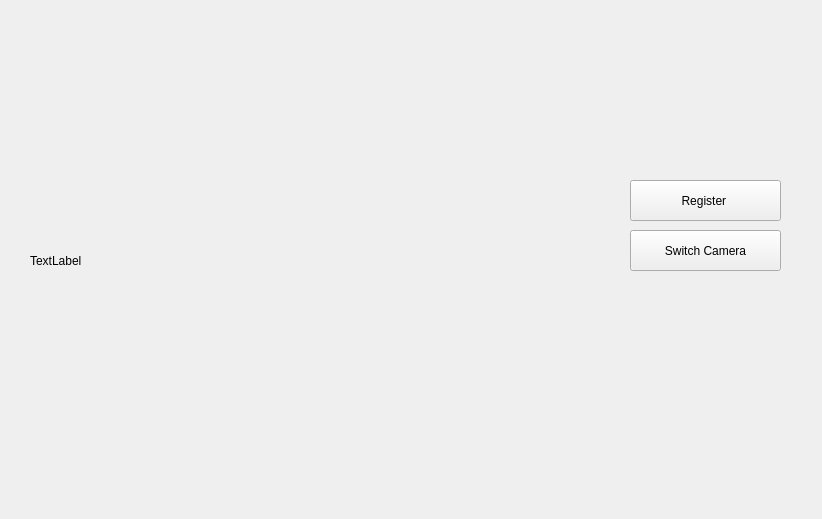
Qt form Design/TimeIn.ui (Fsociety-Mrn/AIoT-Knowsme) before a commit.
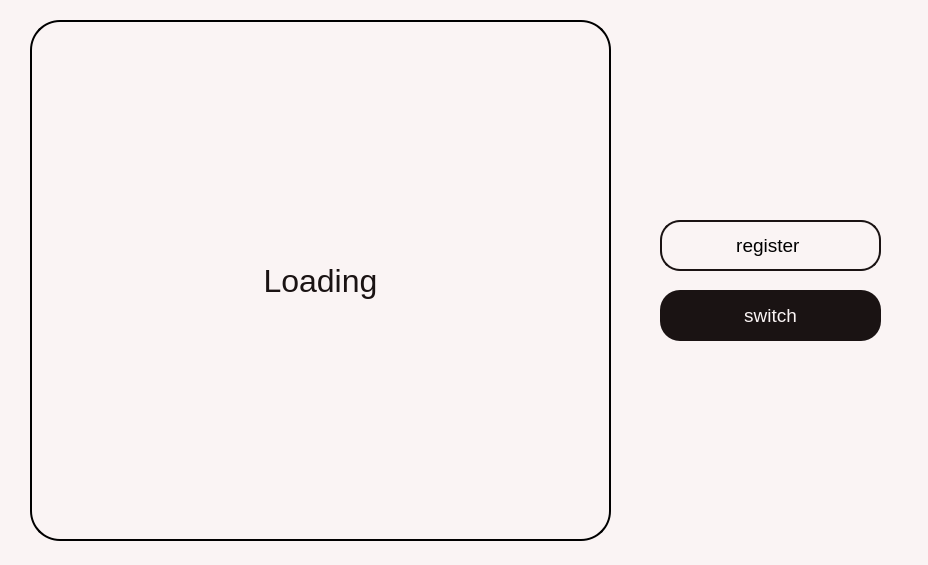
The same form after that commit. Icons and pictures are not drawn.

The edit to the form file:
```diff
--- a/Design/TimeIn.ui
+++ b/Design/TimeIn.ui
@@ -6,51 +6,145 @@
    <rect>
     <x>0</x>
     <y>0</y>
-    <width>822</width>
-    <height>519</height>
+    <width>928</width>
+    <height>565</height>
    </rect>
   </property>
   <property name="windowTitle">
    <string>Frame</string>
   </property>
-  <widget class="QLabel" name="label">
+  <widget class="QWidget" name="widget" native="true">
    <property name="geometry">
     <rect>
-     <x>30</x>
-     <y>20</y>
-     <width>571</width>
-     <height>481</height>
+     <x>0</x>
+     <y>0</y>
+     <width>1031</width>
+     <height>571</height>
     </rect>
    </property>
-   <property name="text">
-    <string>TextLabel</string>
+   <property name="font">
+    <font>
+     <family>Segoe UI</family>
+    </font>
    </property>
-  </widget>
-  <widget class="QPushButton" name="pushButton">
-   <property name="geometry">
-    <rect>
-     <x>630</x>
-     <y>180</y>
-     <width>151</width>
-     <height>41</height>
-    </rect>
+   <property name="styleSheet">
+    <string notr="true">background-color: #faf4f4</string>
    </property>
-   <property name="text">
-    <string>Register </string>
-   </property>
-  </widget>
-  <widget class="QPushButton" name="pushButton_2">
-   <property name="geometry">
-    <rect>
-     <x>630</x>
-     <y>230</y>
-     <width>151</width>
-     <height>41</height>
-    </rect>
-   </property>
-   <property name="text">
-    <string>Switch Camera</string>
-   </property>
+   <widget class="QPushButton" name="pushButton">
+    <property name="geometry">
+     <rect>
+      <x>660</x>
+      <y>220</y>
+      <width>221</width>
+      <height>51</height>
+     </rect>
+    </property>
+    <property name="font">
+     <font>
+      <family>Segoe UI</family>
+      <pointsize>14</pointsize>
+     </font>
+    </property>
+    <property name="cursor">
+     <cursorShape>PointingHandCursor</cursorShape>
+    </property>
+    <property name="styleSheet">
+     <string notr="true">border-radius: 20%;
+border: 2px solid #1a1313;</string>
+    </property>
+    <property name="text">
+     <string>register </string>
+    </property>
+    <property name="icon">
+     <iconset>
+      <normaloff>../Images/icon-register.png</normaloff>../Images/icon-register.png</iconset>
+    </property>
+    <property name="iconSize">
+     <size>
+      <width>32</width>
+      <height>32</height>
+     </size>
+    </property>
+    <property name="flat">
+     <bool>true</bool>
+    </property>
+   </widget>
+   <widget class="QPushButton" name="pushButton_2">
+    <property name="geometry">
+     <rect>
+      <x>660</x>
+      <y>290</y>
+      <width>221</width>
+      <height>51</height>
+     </rect>
+    </property>
+    <property name="font">
+     <font>
+      <family>Segoe UI</family>
+      <pointsize>14</pointsize>
+     </font>
+    </property>
+    <property name="cursor">
+     <cursorShape>PointingHandCursor</cursorShape>
+    </property>
+    <property name="styleSheet">
+     <string notr="true">QPushButton {
+    background: #1a1313;
+border-radius: 20%;
+   color: #faf4f4;
+
+}
+QPushButton:hover {
+    background-color: #1a1313;
+}</string>
+    </property>
+    <property name="text">
+     <string>switch</string>
+    </property>
+    <property name="icon">
+     <iconset>
+      <normaloff>../Images/icon-switch-white.png</normaloff>../Images/icon-switch-white.png</iconset>
+    </property>
+    <property name="iconSize">
+     <size>
+      <width>32</width>
+      <height>32</height>
+     </size>
+    </property>
+    <property name="flat">
+     <bool>true</bool>
+    </property>
+   </widget>
+   <widget class="QLabel" name="label">
+    <property name="geometry">
+     <rect>
+      <x>30</x>
+      <y>20</y>
+      <width>581</width>
+      <height>521</height>
+     </rect>
+    </property>
+    <property name="font">
+     <font>
+      <family>Segoe UI</family>
+      <pointsize>24</pointsize>
+     </font>
+    </property>
+    <property name="cursor">
+     <cursorShape>ForbiddenCursor</cursorShape>
+    </property>
+    <property name="styleSheet">
+     <string notr="true">border:2px solid black;
+border-radius : 30%;
+color: #1a1313;</string>
+    </property>
+    <property name="text">
+     <string>Loading</string>
+    </property>
+    <property name="alignment">
+     <set>Qt::AlignCenter</set>
+    </property>
+   </widget>
   </widget>
  </widget>
  <resources/>
```
